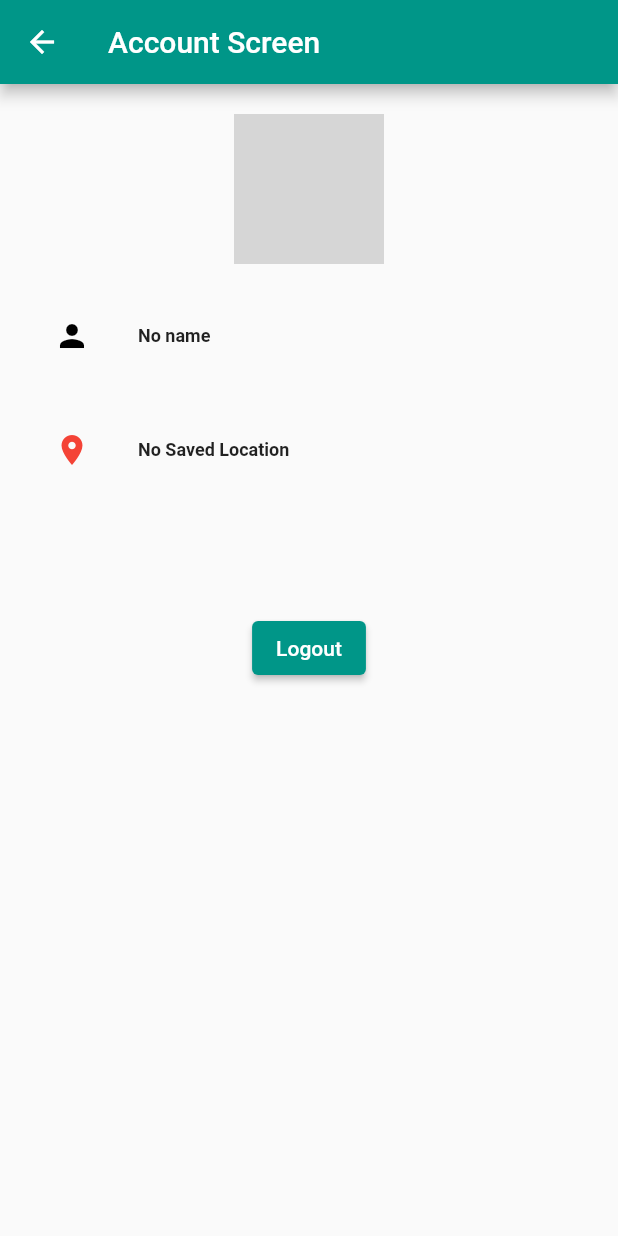
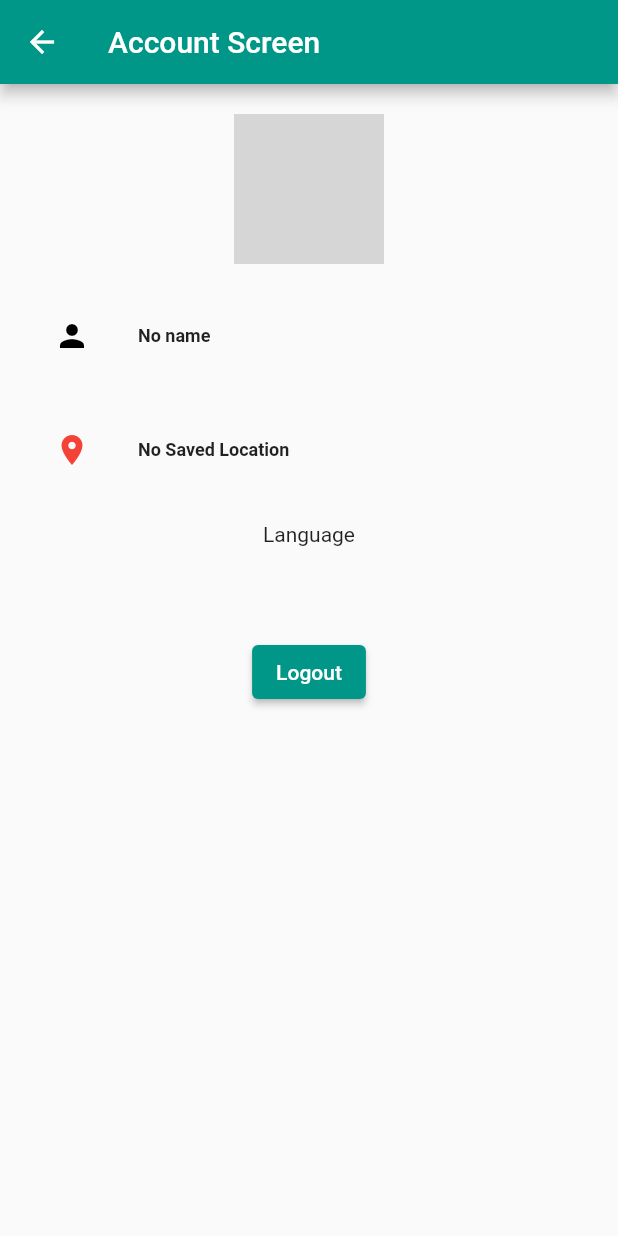
Before and after one commit to Nithya-M-Janardhanan/Login-App, a Flutter app: the AccountScreen screen opened by its route, on a phone screen of 412 x 824 dp. Run offline on Flutter 3.47's test engine with Material 2 defaults, Android fonts, the phone set to English and light mode, and no system bars; our stand-ins replace firebase_core, firebase_messaging, flutter_local_notifications, geocoding, geolocator, google_maps_flutter and 6 more; missing offline and left inert: flutter_facebook_auth, flutter_google_places, google_api_headers, google_maps_webservice; accounts and stored records are empty; network calls fail; grey boxes are pictures that could not be loaded.

Commit message:
text added-language

```diff
--- a/lib/account_screen.dart
+++ b/lib/account_screen.dart
@@ -88,6 +88,7 @@ class _AccountScreenState extends State<AccountScreen> {
             ),
              ),
             const SizedBox(height: 20,),
+            Text('Language'),
             Padding(
               padding: const EdgeInsets.only(left: 20),
               child: Visibility(
```
